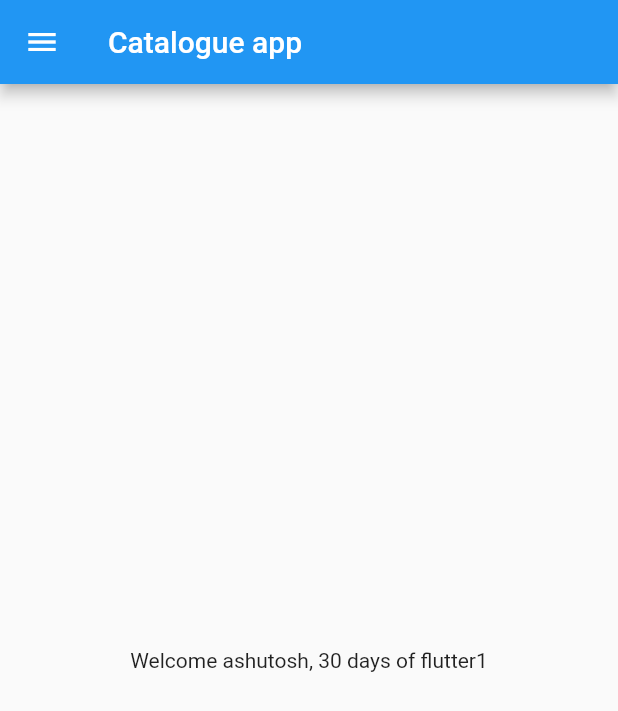
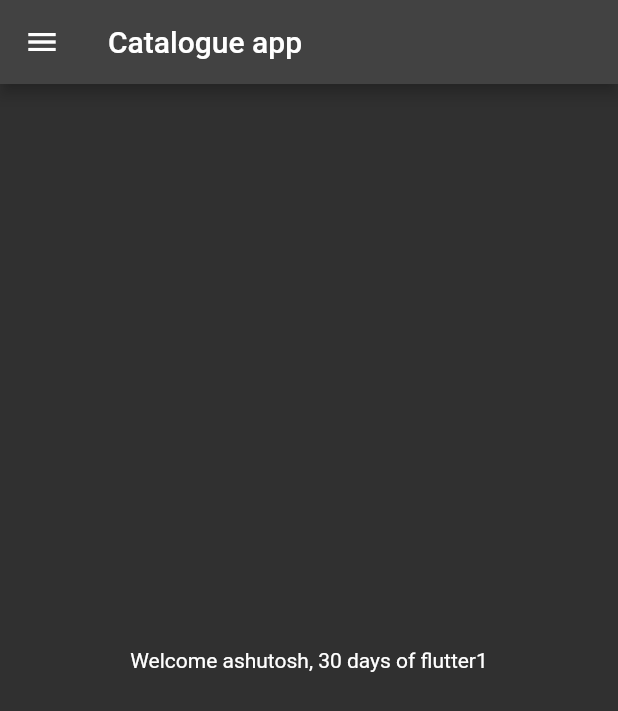
Before and after one commit to ashutosh2205x/flutter, a Flutter app: the screen it shows after launch, on a phone screen of 412 x 824 dp. Shown: the top 711 px of the screen. Run offline on Flutter 3.47's test engine with Material 2 defaults, Android fonts, the phone set to English and light mode, and no system bars.

Commit message:
dark theme mode

```diff
--- a/lib/main.dart
+++ b/lib/main.dart
@@ -13,6 +13,10 @@ class myApp extends StatelessWidget {
 
   @override
   Widget build(BuildContext context) {
-    return MaterialApp(home: HomePage());
+    return MaterialApp(
+      home: HomePage(),
+      themeMode: ThemeMode.dark,
+      darkTheme: ThemeData(brightness: Brightness.dark),
+    );
   }
 }
```
